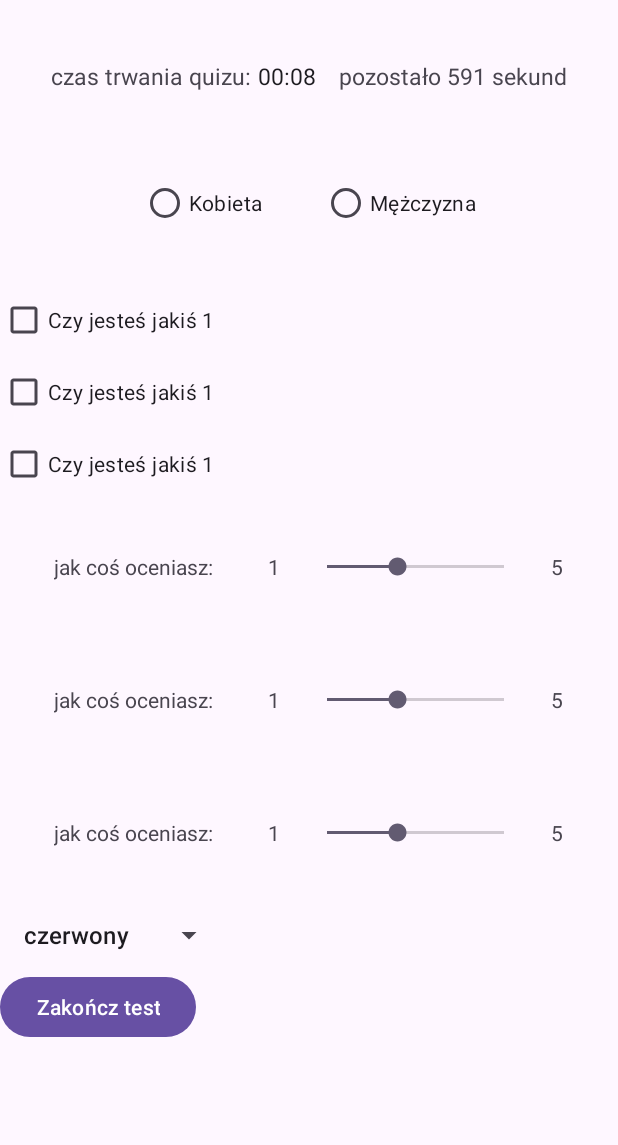
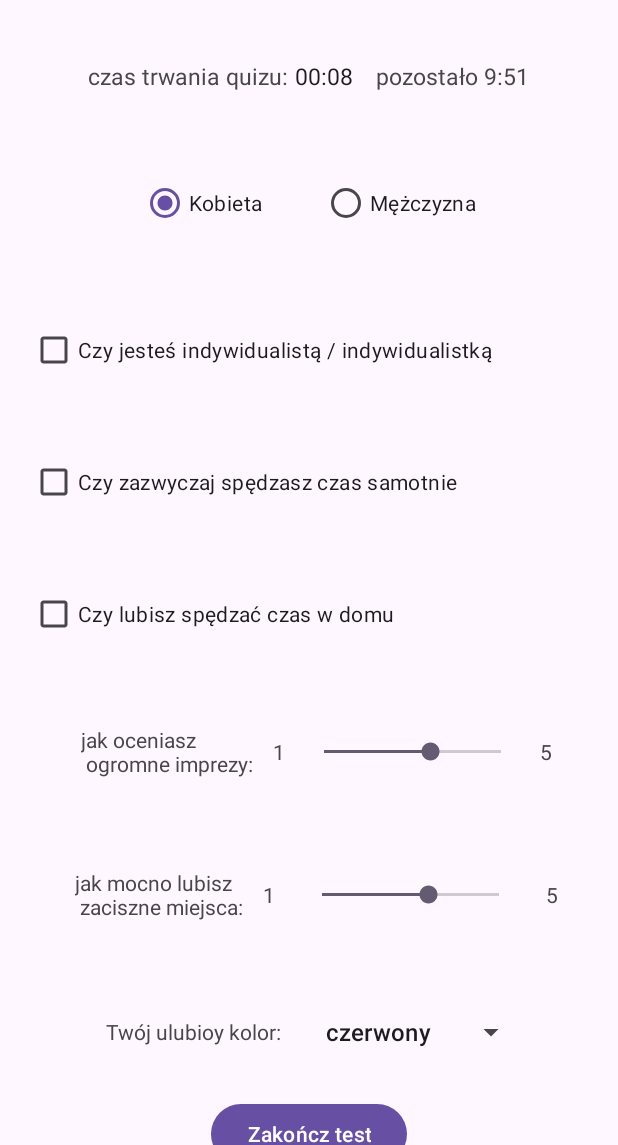
Before and after one commit to wsad4679/Personality-Quiz, an Android app: the screen it shows after launch (MainActivity), on a phone screen of 412 x 824 dp, the part 91-1236 px from its top. Run offline under Robolectric (Android 15) with nearby library versions, the phone set to English and light mode, and no system bars.

Commit message:
finished app functioning

```diff
--- a/app/src/main/java/com/example/personalityquiz/MainActivity.kt
+++ b/app/src/main/java/com/example/personalityquiz/MainActivity.kt
@@ -11,6 +11,7 @@ import android.widget.CheckBox
 import android.widget.Chronometer
 import android.widget.RadioButton
 import android.widget.RadioGroup
+import android.widget.SeekBar
 import android.widget.Spinner
 import android.widget.TextView
 import android.widget.Toast
@@ -18,6 +19,9 @@ import androidx.activity.enableEdgeToEdge
 import androidx.appcompat.app.AppCompatActivity
 import androidx.core.view.ViewCompat
 import androidx.core.view.WindowInsetsCompat
+
+
+
 
 class MainActivity : AppCompatActivity() {
     override fun onCreate(savedInstanceState: Bundle?) {
@@ -31,49 +35,18 @@ class MainActivity : AppCompatActivity() {
         }
 
 
-
-
-        val data="cos"
-
         val stopWatch : Chronometer = findViewById(R.id.quizTimeChronometer)
         val counDownTimerTextView : TextView = findViewById(R.id.countDownTimer)
 
 
+        val genderRadioGroup : RadioGroup = findViewById(R.id.genderRadioGroup)
+        var gender = "Kobieta"
 
+        genderRadioGroup.setOnCheckedChangeListener { _, checkedId ->
+            val genderRadioButton : RadioButton = findViewById(checkedId)
+            gender = "${genderRadioButton.text}"
 
-
-
-        fun endQuiz(data: String){
-            stopWatch.stop()
-            val intent = Intent(this, SummaryActivity::class.java)
-            val data = "przyszłe dane"
-            intent.putExtra("QUIZ_DATA", data)
-            startActivity(intent)
         }
-
-
-
-        val counDownTimer : CountDownTimer = object : CountDownTimer(10*60*1000, 1){
-            override fun onTick(millisUntilFinished: Long) {
-                val secondsLeft = millisUntilFinished/1000
-                counDownTimerTextView.text = "pozostało $secondsLeft sekund"
-
-            }
-
-            override fun onFinish() {
-                endQuiz(data)
-            }
-        }
-        counDownTimer.start()
-        stopWatch.start()
-
-
-
-
-
-
-
-
 
 
 
@@ -99,17 +72,46 @@ class MainActivity : AppCompatActivity() {
 
 
 
+        val firstSeekBar : SeekBar = findViewById(R.id.firstSeekBar)
+        val secondSeekBar : SeekBar = findViewById(R.id.secondSeekBar)
+
+        var firsSeekBarNumber : Int = 3
+        var secondSeekBarNumber : Int = 3
+
+        firstSeekBar.setOnSeekBarChangeListener(object : SeekBar.OnSeekBarChangeListener{
+            override fun onProgressChanged(seekBar: SeekBar?, progress: Int, fromUser: Boolean) {
+                    firsSeekBarNumber = progress
+            }
+
+            override fun onStartTrackingTouch(seekBar: SeekBar?) {
+                //nothing
+            }
+
+            override fun onStopTrackingTouch(seekBar: SeekBar?) {
+                //nothing
+            }
+
+
+        })
+
+        secondSeekBar.setOnSeekBarChangeListener(object : SeekBar.OnSeekBarChangeListener{
+            override fun onProgressChanged(seekBar: SeekBar?, progress: Int, fromUser: Boolean) {
+                secondSeekBarNumber = progress
+            }
+
+            override fun onStartTrackingTouch(seekBar: SeekBar?) {
+                //nothing
+            }
+
+            override fun onStopTrackingTouch(seekBar: SeekBar?) {
+                //nothing
+            }
+
+        })
 
 
 
 
-
-        val genderRadioGroup : RadioGroup = findViewById(R.id.genderRadioGroup)
-
-        genderRadioGroup.setOnCheckedChangeListener { _, checkedId ->
-            val genderRadioButton : RadioButton = findViewById(checkedId)
-            val gender = "${genderRadioButton.text}"
-        }
 
 
         val spinner : Spinner = findViewById(R.id.favouriteColorSpinner)
@@ -138,15 +140,37 @@ class MainActivity : AppCompatActivity() {
         }
 
 
+        fun endQuiz(){
+            stopWatch.stop()
+            val intent = Intent(this, SummaryActivity::class.java)
+            val points =("${ firstAnswer + secondAnswer+ thirdAnswer + firsSeekBarNumber + secondSeekBarNumber }").toInt()
+            val color = selectedColor
+            intent.putExtra("QUIZ_DATA_POINTS", points)
+            intent.putExtra("QUIZ_DATA_GENDER", gender)
+            intent.putExtra("QUIZ_DATA_COLOR", color)
+            startActivity(intent)
+        }
+
+
+        val counDownTimer : CountDownTimer = object : CountDownTimer(10*60*1000, 1){
+            override fun onTick(millisUntilFinished: Long) {
+                val secondsLeft = millisUntilFinished/1000
+                counDownTimerTextView.text = "pozostało ${secondsLeft/60}:${secondsLeft%60}"
+
+            }
+
+            override fun onFinish() {
+                endQuiz()
+            }
+        }
+        counDownTimer.start()
+        stopWatch.start()
 
         val finishButton : Button = findViewById(R.id.finishTestButton)
 
         finishButton.setOnClickListener {
-            endQuiz(data)
+            endQuiz()
         }
-
-
-
 
 
 
--- a/app/src/main/res/layout/activity_main.xml
+++ b/app/src/main/res/layout/activity_main.xml
@@ -63,6 +63,8 @@
             android:orientation="vertical"
             >
 
+
+
             <RadioGroup
                     android:id="@+id/genderRadioGroup"
                     android:layout_width="match_parent"
@@ -79,6 +81,7 @@
                         android:layout_height="wrap_content"
                         android:text="Kobieta"
                         android:layout_margin="20dp"
+                        android:checked="true"
                         />
 
                     <RadioButton
@@ -96,21 +99,24 @@
                 android:id="@+id/firstQuestionCheckBox"
                 android:layout_width="wrap_content"
                 android:layout_height="wrap_content"
-                android:text="Czy jesteś jakiś 1"
+                android:text="Czy jesteś indywidualistą / indywidualistką"
+                android:layout_margin="20dp"
                 />
 
             <CheckBox
                 android:id="@+id/secondQuestionCheckBox"
                 android:layout_width="wrap_content"
                 android:layout_height="wrap_content"
-                android:text="Czy jesteś jakiś 1"
+                android:text="Czy zazwyczaj spędzasz czas samotnie"
+                android:layout_margin="20dp"
                 />
 
             <CheckBox
                 android:id="@+id/thirdQuestionCheckBox"
                 android:layout_width="wrap_content"
                 android:layout_height="wrap_content"
-                android:text="Czy jesteś jakiś 1"
+                android:text="Czy lubisz spędzać czas w domu"
+                android:layout_margin="20dp"
             />
 
 
@@ -126,15 +132,24 @@
                 <TextView
                     android:layout_width="wrap_content"
                     android:layout_height="wrap_content"
-                    android:text="jak coś oceniasz:           1"
+                    android:text="jak oceniasz\n ogromne imprezy: "
+                    android:layout_margin="10dp"
+                    />
+
+
+                <TextView
+                    android:layout_width="wrap_content"
+                    android:layout_height="wrap_content"
+                    android:text="1"
                     />
 
                 <SeekBar
+                    android:id="@+id/firstSeekBar"
                     android:layout_width="150dp"
                     android:layout_height="wrap_content"
-                    android:layout_margin="15dp"
+                    android:layout_margin="10dp"
                     android:max="5"
-                    android:progress="2" />
+                    android:progress="3" />
 
                 <TextView
                     android:layout_width="wrap_content"
@@ -156,15 +171,22 @@
                 <TextView
                     android:layout_width="wrap_content"
                     android:layout_height="wrap_content"
-                    android:text="jak coś oceniasz:           1"
+                    android:text="jak mocno lubisz\n zaciszne miejsca: "
+                    android:layout_margin="10dp"
+                    />
+                <TextView
+                    android:layout_width="wrap_content"
+                    android:layout_height="wrap_content"
+                    android:text="1"
                     />
 
                 <SeekBar
+                    android:id="@+id/secondSeekBar"
                     android:layout_width="150dp"
                     android:layout_height="wrap_content"
                     android:layout_margin="15dp"
                     android:max="5"
-                    android:progress="2" />
+                    android:progress="3" />
 
                 <TextView
                     android:layout_width="wrap_content"
@@ -182,32 +204,25 @@
             android:orientation="horizontal"
             >
 
-
             <TextView
                 android:layout_width="wrap_content"
                 android:layout_height="wrap_content"
-                    android:text="jak coś oceniasz:           1"
+                android:text="Twój ulubioy kolor: "
+                android:layout_margin="10dp"
                 />
 
-                <SeekBar
-                    android:layout_width="150dp"
-                    android:layout_height="wrap_content"
-                    android:layout_margin="15dp"
-                    android:max="5"
-                    android:progress="2" />
 
-                <TextView
+
+            <Spinner
+                android:id="@+id/favouriteColorSpinner"
                 android:layout_width="wrap_content"
                 android:layout_height="wrap_content"
-                    android:text="5"
+
                 />
 
         </LinearLayout>
 
-            <Spinner
-                android:id="@+id/favouriteColorSpinner"
-                android:layout_width="wrap_content"
-                android:layout_height="wrap_content"/>
+
 
 
             <Button
@@ -215,6 +230,7 @@
                 android:layout_width="wrap_content"
                 android:layout_height="wrap_content"
                 android:text="Zakończ test"
+                android:layout_gravity="center"
                 />
 
         </LinearLayout>
```
Also changed, not shown: app/src/main/java/com/example/personalityquiz/SummaryActivity.kt (+34 -2 lines), app/src/main/res/layout/activity_summary.xml (+8 -0 lines), app/src/main/res/drawable/ekstrawerty.webp (added), app/src/main/res/drawable/introwertyk.webp (added). Lines whose indentation alone changed are shown as unchanged.
